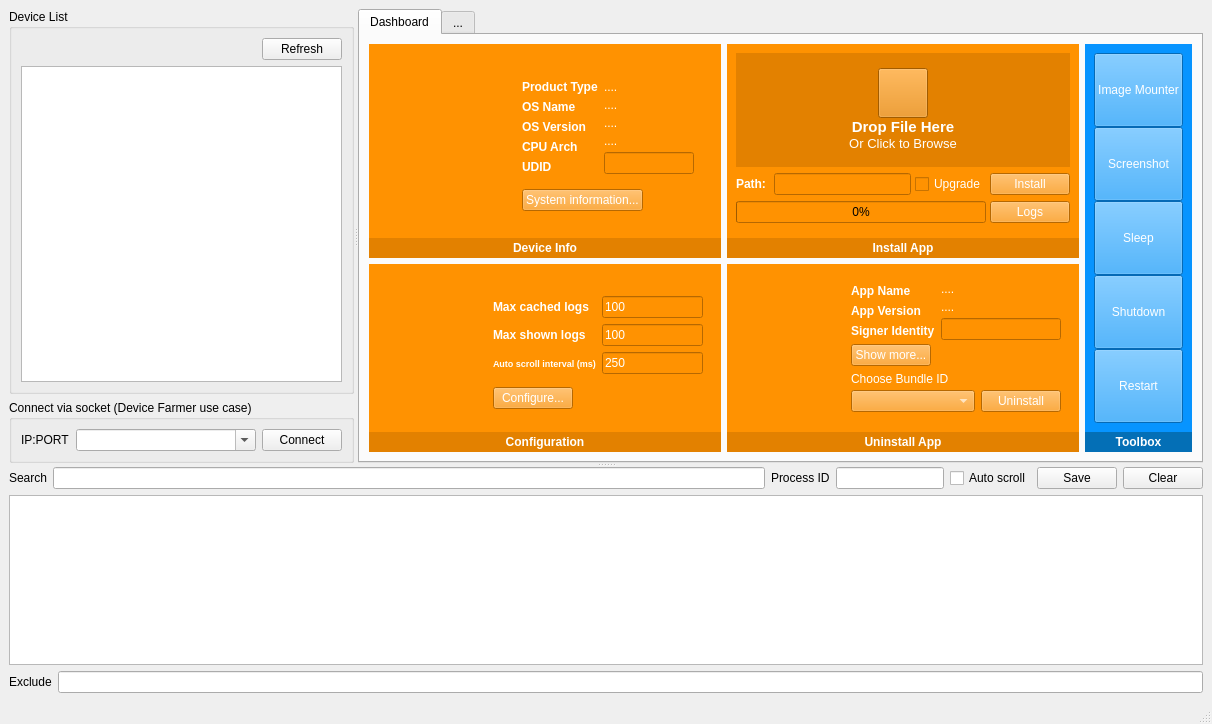
Qt form Src/mainwindow.ui (hazmi-e205/iDebugTool) before a commit.
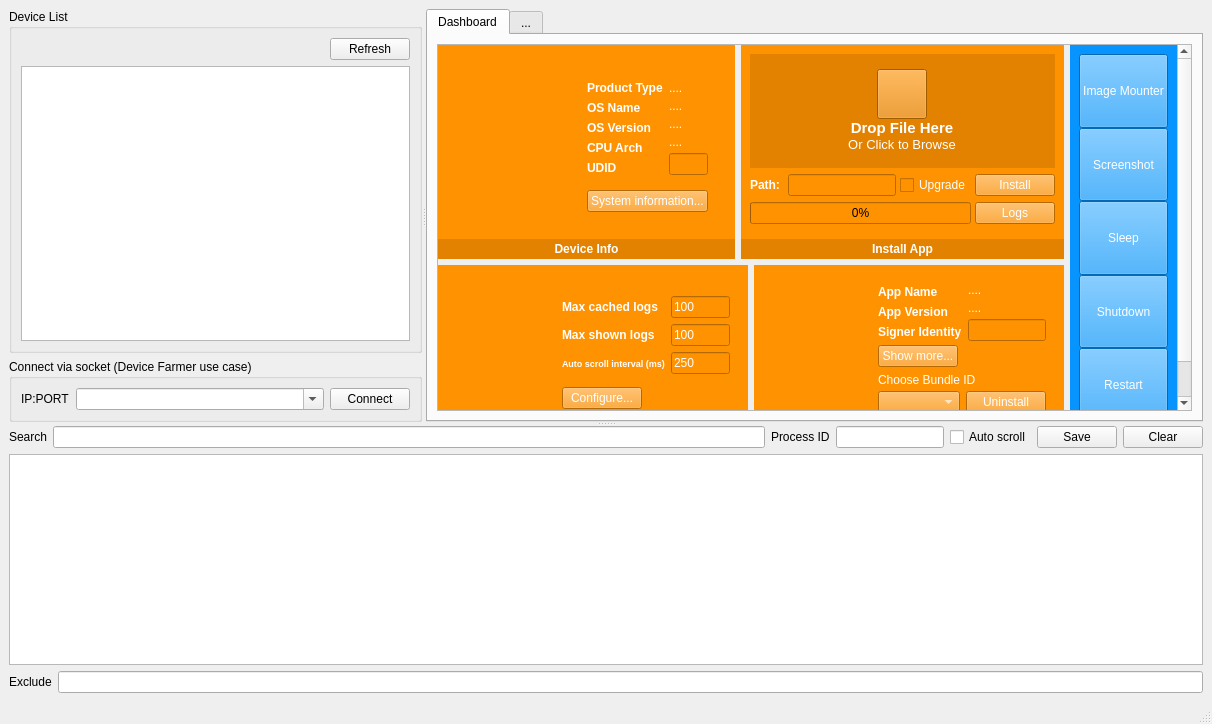
The same form after that commit. Icons and pictures are not drawn.

Commit message: - move feature tab to scrollable area

```diff
--- a/Src/mainwindow.ui
+++ b/Src/mainwindow.ui
@@ -209,6 +209,36 @@
             </attribute>
             <layout class="QHBoxLayout" name="horizontalLayout">
              <item>
+              <widget class="QScrollArea" name="scrollArea">
+               <property name="widgetResizable">
+                <bool>true</bool>
+               </property>
+               <widget class="QWidget" name="scrollAreaWidgetContents_2">
+                <property name="geometry">
+                 <rect>
+                  <x>0</x>
+                  <y>0</y>
+                  <width>773</width>
+                  <height>402</height>
+                 </rect>
+                </property>
+                <layout class="QHBoxLayout" name="horizontalLayout_23">
+                 <property name="spacing">
+                  <number>6</number>
+                 </property>
+                 <property name="leftMargin">
+                  <number>0</number>
+                 </property>
+                 <property name="topMargin">
+                  <number>0</number>
+                 </property>
+                 <property name="rightMargin">
+                  <number>0</number>
+                 </property>
+                 <property name="bottomMargin">
+                  <number>0</number>
+                 </property>
+                 <item>
               <widget class="QWidget" name="widget_4" native="true">
                <layout class="QVBoxLayout" name="verticalLayout_9">
                 <property name="leftMargin">
@@ -1830,6 +1860,10 @@
                  </widget>
                 </item>
                </layout>
+                  </widget>
+                 </item>
+                </layout>
+               </widget>
               </widget>
              </item>
             </layout>
```
Lines whose indentation alone changed are shown as unchanged.
